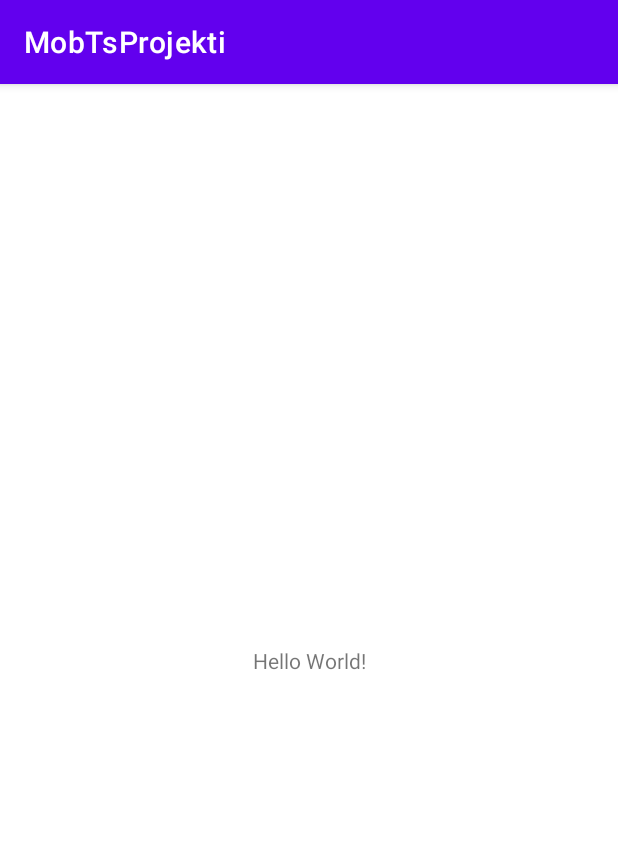
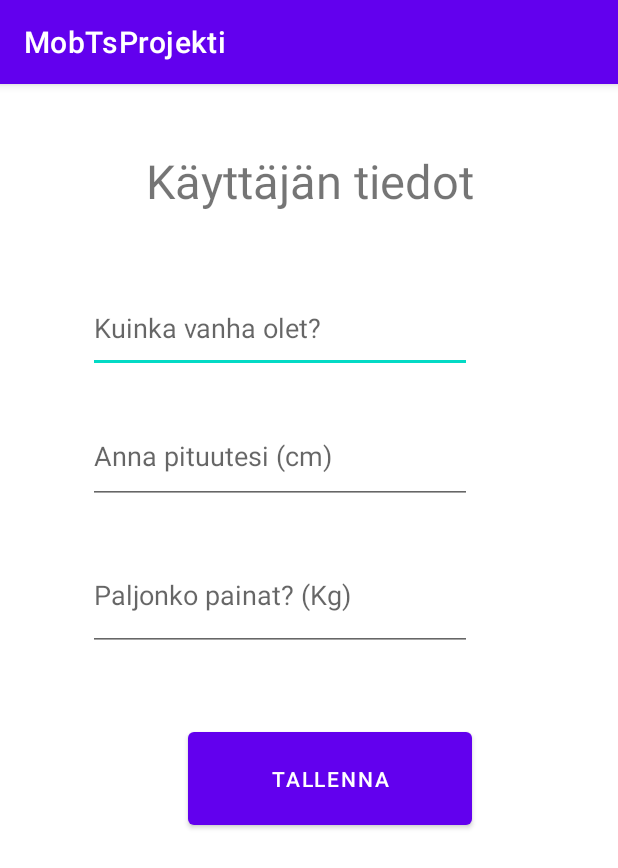
Before and after one commit to helmarhelle/MobTsProjekti, an Android app: the screen it shows after launch (MainActivity before the commit, KayttajanTiedotActivity after it), on a phone screen of 412 x 824 dp. Shown: the top 868 px of the screen. Run offline under Robolectric (Android 15) with nearby library versions, the phone set to English and light mode, and no system bars.

Commit message:
1. Luotu aktiviteetti, jossa käyttäjän tiedot tallennetaan, nimeltä "KayttajanTiedotActivity". Aktiviteetti toimii jo hyväksyttävällä tasolla.
2. Luotu myös aktiviteetti, jossa asetetaan tavoitteet.(TavoitteenasetusActivity) Tätä aktiviteettia ei olla vielä rakennettu.

3. Vaihdettu Android-minimiversioksi 9.0 eli API 28.

```diff
--- a/app/build.gradle
+++ b/app/build.gradle
@@ -7,7 +7,7 @@ android {
 
     defaultConfig {
         applicationId "fi.helmarhelle.mobtsprojekti"
-        minSdk 21
+        minSdk 28
         targetSdk 31
         versionCode 1
         versionName "1.0"
@@ -32,7 +32,7 @@ dependencies {
     implementation 'androidx.appcompat:appcompat:1.4.0'
     implementation 'com.google.android.material:material:1.4.0'
     implementation 'androidx.constraintlayout:constraintlayout:2.1.2'
-    testImplementation 'junit:junit:4.+'
+    testImplementation 'junit:junit:4.13.2'
     androidTestImplementation 'androidx.test.ext:junit:1.1.3'
     androidTestImplementation 'androidx.test.espresso:espresso-core:3.4.0'
 }
--- a/app/src/main/AndroidManifest.xml
+++ b/app/src/main/AndroidManifest.xml
@@ -10,6 +10,12 @@
         android:supportsRtl="true"
         android:theme="@style/Theme.MobTsProjekti">
         <activity
+            android:name=".KayttajanTiedotActivity"
+            android:exported="false" />
+        <activity
+            android:name=".TavoitteenasetusActivity"
+            android:exported="false" />
+        <activity
             android:name=".MainActivity"
             android:exported="true">
             <intent-filter>
--- /dev/null
+++ b/app/src/main/java/fi/helmarhelle/mobtsprojekti/KayttajanTiedotActivity.java
@@ -0,0 +1,48 @@
+package fi.helmarhelle.mobtsprojekti;
+
+import androidx.appcompat.app.AppCompatActivity;
+
+import android.content.Intent;
+import android.os.Bundle;
+import android.view.View;
+import android.widget.Button;
+import android.widget.EditText;
+import android.widget.Toast;
+
+public class KayttajanTiedotActivity extends AppCompatActivity {
+
+    EditText ika, pituus, paino;
+    Button tallennus;
+    @Override
+    protected void onCreate(Bundle savedInstanceState) {
+        super.onCreate(savedInstanceState);
+        setContentView(R.layout.activity_kayttajan_tiedot);
+
+        //View-kartoitukset
+        ika = findViewById(R.id.ikaView);
+        pituus = findViewById(R.id.pituusView);
+        paino = findViewById(R.id.painoView);
+        tallennus = findViewById(R.id.tallennusButton);
+
+        tallennus.setOnClickListener(v -> {
+            Kayttaja kayttaja;
+            boolean onnistuiko = false;
+            try {
+                kayttaja = new Kayttaja(Integer.parseInt(ika.getText().toString()),
+                        Integer.parseInt(pituus.getText().toString()), Float.parseFloat(paino.getText().toString()));
+                if (kayttaja.getIka() > 0 && kayttaja.getPituusCM() > 0 && kayttaja.getPainoKG() > 0) {
+                    onnistuiko = true;
+                }
+            } catch (Exception e) {
+                Toast.makeText(KayttajanTiedotActivity.this, "Käyttäjätietojen tallennus epäonnistui. Tarkista että syötit kaikki tiedot oikein.", Toast.LENGTH_LONG).show();
+                kayttaja = new Kayttaja(0,0,0.0f);
+            }
+            if (onnistuiko) {
+                Kayttajatietokanta kayttajatietokanta = new Kayttajatietokanta(KayttajanTiedotActivity.this);
+                kayttajatietokanta.lisaaTiedot(kayttaja);
+                Intent intent = new Intent(KayttajanTiedotActivity.this, MainActivity.class);
+                startActivity(intent);
+            }
+        });
+    }
+}
--- a/app/src/main/java/fi/helmarhelle/mobtsprojekti/Kayttajatietokanta.java
+++ b/app/src/main/java/fi/helmarhelle/mobtsprojekti/Kayttajatietokanta.java
@@ -8,11 +8,17 @@ import android.database.sqlite.SQLiteOpenHelper;
 
 import androidx.annotation.Nullable;
 
+import java.time.LocalDateTime;
+
 public class Kayttajatietokanta extends SQLiteOpenHelper {
 
     //Vakiot
     private final String TIETOKANNAN_NIMI = "KAYTTAJA";
-    private final String ID_SARAKE = "ID";
+    private final String ID = "ID";
+
+    private final String PAIVA_SARAKE = "PAIVA";
+    private final String KUUKAUSI_SARAKE = "KUUKAUSI";
+    private final String VUOSI_SARAKE = "VUOSI";
     private final String IKA_SARAKE = "IKA";
     private final String PITUUS_SARAKE = "PITUUS";
     private final String PAINO_SARAKE = "PAINO";
@@ -23,8 +29,8 @@ public class Kayttajatietokanta extends SQLiteOpenHelper {
 
     @Override
     public void onCreate(SQLiteDatabase db) {
-        String taulunLuontiLause_SQL = "CREATE TABLE " + TIETOKANNAN_NIMI + " (" + ID_SARAKE +
-                " INTEGER PRIMARY KEY AUTOINCREMENT, " + IKA_SARAKE + " TEXT, " + PITUUS_SARAKE + " INT, " + PAINO_SARAKE + " REAL)";
+        String taulunLuontiLause_SQL = "CREATE TABLE " + TIETOKANNAN_NIMI + " (" + ID +
+                " INTEGER PRIMARY KEY AUTOINCREMENT, " + PAIVA_SARAKE + " INTEGER, " + KUUKAUSI_SARAKE + " INTEGER, " + VUOSI_SARAKE + " INTEGER, " + IKA_SARAKE + " INTEGER, " + PITUUS_SARAKE + " INTEGER, " + PAINO_SARAKE + " REAL)";
 
         db.execSQL(taulunLuontiLause_SQL);
     }
@@ -39,6 +45,9 @@ public class Kayttajatietokanta extends SQLiteOpenHelper {
         SQLiteDatabase tietokanta = this.getWritableDatabase();
         ContentValues sisalto = new ContentValues();
 
+        sisalto.put(PAIVA_SARAKE, LocalDateTime.now().getDayOfMonth());
+        sisalto.put(KUUKAUSI_SARAKE, LocalDateTime.now().getMonth().getValue());
+        sisalto.put(VUOSI_SARAKE, LocalDateTime.now().getYear());
         sisalto.put(IKA_SARAKE, kayttaja.getIka());
         sisalto.put(PITUUS_SARAKE, kayttaja.getPituusCM());
         sisalto.put(PAINO_SARAKE, kayttaja.getPainoKG());
--- a/app/src/main/java/fi/helmarhelle/mobtsprojekti/MainActivity.java
+++ b/app/src/main/java/fi/helmarhelle/mobtsprojekti/MainActivity.java
@@ -2,16 +2,35 @@ package fi.helmarhelle.mobtsprojekti;
 
 import androidx.appcompat.app.AppCompatActivity;
 
+import android.content.Intent;
 import android.os.Bundle;
+import android.util.Log;
 
 public class MainActivity extends AppCompatActivity {
 
+    Kayttajatietokanta kayttajatietokanta;
     @Override
     protected void onCreate(Bundle savedInstanceState) {
         super.onCreate(savedInstanceState);
         setContentView(R.layout.activity_main);
-        //kommentti g
+
+        kayttajatietokanta = new Kayttajatietokanta(MainActivity.this);
+
+    }
+
+    @Override protected void onResume () {
+        super.onResume();
+        //Jos käyttäjän tietoja ei löydy, avataan aktiviteetti, jossa ne syötetään.
+        if (!kayttajatietokanta.onkoTietokantaa()) {
+            Log.d("Käyttäjätietokanta", "Ei löydy! Siirrytään Tavoitteenasetusaktiviteettiin...");
+            Intent intent = new Intent(MainActivity.this, KayttajanTiedotActivity.class);
+            startActivity(intent);
+        }else {
+            Log.d("Käyttäjätietokanta", "Löytyi!");
+        }
     }
 
     //moikkamoi
+
+
 }
--- /dev/null
+++ b/app/src/main/res/layout/activity_kayttajan_tiedot.xml
@@ -0,0 +1,64 @@
+<?xml version="1.0" encoding="utf-8"?>
+<androidx.constraintlayout.widget.ConstraintLayout xmlns:android="http://schemas.android.com/apk/res/android"
+    xmlns:app="http://schemas.android.com/apk/res-auto"
+    xmlns:tools="http://schemas.android.com/tools"
+    android:layout_width="match_parent"
+    android:layout_height="match_parent"
+    tools:context=".KayttajanTiedotActivity">
+
+    <TextView
+        android:id="@+id/otsikkoView"
+        android:layout_width="295dp"
+        android:layout_height="42dp"
+        android:text="@string/kayttajantiedot_otsikko"
+        android:textAlignment="center"
+        android:textSize="24sp"
+        app:autoSizeTextType="uniform"
+        app:layout_constraintBottom_toBottomOf="parent"
+        app:layout_constraintEnd_toEndOf="parent"
+        app:layout_constraintStart_toStartOf="parent"
+        app:layout_constraintTop_toTopOf="parent"
+        app:layout_constraintVertical_bias="0.060000002" />
+
+    <EditText
+        android:id="@+id/ikaView"
+        android:layout_width="256dp"
+        android:layout_height="59dp"
+        android:layout_marginTop="48dp"
+        android:ems="10"
+        android:hint="@string/kayttajantiedot_ika"
+        android:inputType="textPersonName"
+        app:layout_constraintStart_toStartOf="@+id/otsikkoView"
+        app:layout_constraintTop_toBottomOf="@+id/otsikkoView" />
+
+    <EditText
+        android:id="@+id/pituusView"
+        android:layout_width="256dp"
+        android:layout_height="63dp"
+        android:layout_marginTop="24dp"
+        android:ems="10"
+        android:hint="@string/kayttajantiedot_pituus"
+        android:inputType="textPersonName"
+        app:layout_constraintStart_toStartOf="@+id/otsikkoView"
+        app:layout_constraintTop_toBottomOf="@+id/ikaView" />
+
+    <EditText
+        android:id="@+id/painoView"
+        android:layout_width="256dp"
+        android:layout_height="74dp"
+        android:layout_marginTop="24dp"
+        android:ems="10"
+        android:hint="@string/kayttajantiedot_paino"
+        android:inputType="textPersonName"
+        app:layout_constraintStart_toStartOf="@+id/otsikkoView"
+        app:layout_constraintTop_toBottomOf="@+id/pituusView" />
+
+    <Button
+        android:id="@+id/tallennusButton"
+        android:layout_width="189dp"
+        android:layout_height="74dp"
+        android:layout_marginTop="48dp"
+        android:text="@string/kayttajantiedot_tallennus"
+        app:layout_constraintEnd_toEndOf="@+id/painoView"
+        app:layout_constraintTop_toBottomOf="@+id/painoView" />
+</androidx.constraintlayout.widget.ConstraintLayout>
--- a/app/src/main/res/values/strings.xml
+++ b/app/src/main/res/values/strings.xml
@@ -1,3 +1,10 @@
 <resources>
     <string name="app_name">MobTsProjekti</string>
+
+    <!--Käyttäjänasetus-->
+    <string name="kayttajantiedot_otsikko">Käyttäjän tiedot</string>
+    <string name="kayttajantiedot_ika">Kuinka vanha olet?</string>
+    <string name="kayttajantiedot_pituus">Anna pituutesi (cm)</string>
+    <string name="kayttajantiedot_paino">Paljonko painat? (Kg)</string>
+    <string name="kayttajantiedot_tallennus">Tallenna</string>
 </resources>
```
Also changed, not shown: app/src/main/java/fi/helmarhelle/mobtsprojekti/TavoitteenasetusActivity.java (added, +18 -0 lines), app/src/main/res/layout/activity_tavoitteenasetus.xml (added, +9 -0 lines).
